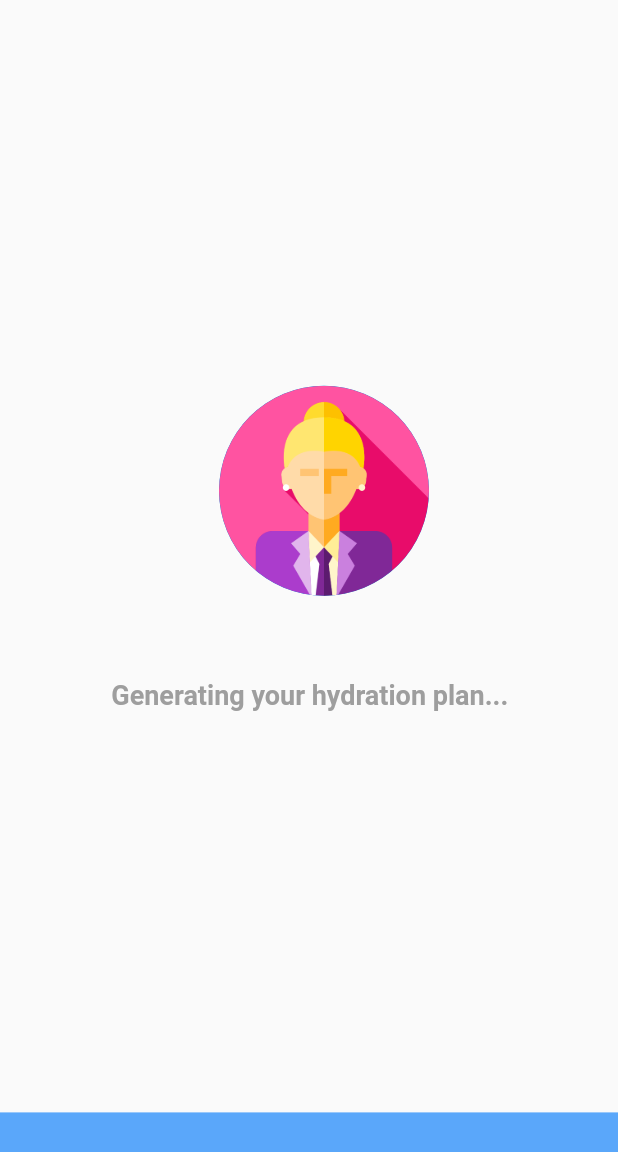
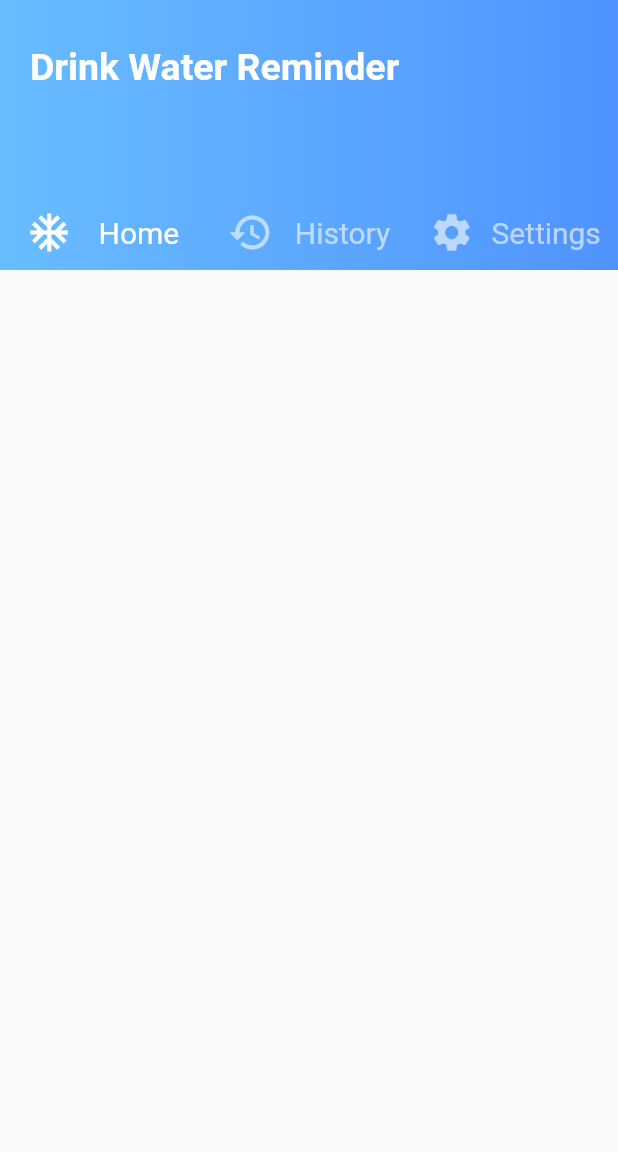
Before and after one commit to saurabhguptarock/Drink-Water-Reminder, a Flutter app: the screen it shows after launch, on a phone screen of 412 x 824 dp. Shown: the top 1152 px of the screen. Run offline on Flutter 3.47's test engine with Material 2 defaults, Android fonts, the phone set to English and light mode, and no system bars; our stand-ins replace numberpicker; missing offline and left inert: dashed_circle.

Commit message:
Made appbar of home page.

```diff
--- a/lib/main.dart
+++ b/lib/main.dart
@@ -1,4 +1,5 @@
 import 'package:drink_water_reminder/pages/generating_profile.dart';
+import 'package:drink_water_reminder/pages/home_page.dart';
 import 'package:flutter/material.dart';
 import 'pages/tutorial_screen.dart';
 
@@ -28,7 +29,7 @@ class _MyHomePageState extends State<MyHomePage> {
   @override
   Widget build(BuildContext context) {
     return Scaffold(
-      body: GeneratingProfile(),
+      body: HomePage(),
     );
   }
 }
--- /dev/null
+++ b/lib/pages/home_page.dart
@@ -0,0 +1,118 @@
+import 'package:flutter/material.dart';
+
+class HomePage extends StatefulWidget {
+  HomePage({Key key}) : super(key: key);
+
+  _HomePageState createState() => _HomePageState();
+}
+
+class _HomePageState extends State<HomePage> {
+  @override
+  Widget build(BuildContext context) {
+    return Container(
+      height: MediaQuery.of(context).size.height,
+      width: MediaQuery.of(context).size.width,
+      child: Column(
+        children: <Widget>[
+          Container(
+            width: MediaQuery.of(context).size.width,
+            height: 180,
+            decoration: BoxDecoration(
+              gradient: LinearGradient(
+                colors: [
+                  Color.fromRGBO(104, 189, 255, 1),
+                  Color.fromRGBO(80, 147, 255, 1),
+                ],
+              ),
+            ),
+            child: Stack(
+              children: <Widget>[
+                Padding(
+                  padding: EdgeInsets.only(
+                      top: MediaQuery.of(context).padding.top + 30,
+                      bottom: 30,
+                      left: 20),
+                  child: Text(
+                    'Drink Water Reminder',
+                    style: TextStyle(
+                        color: Colors.white,
+                        fontSize: 25,
+                        fontWeight: FontWeight.bold),
+                  ),
+                ),
+                Positioned(
+                  bottom: 0,
+                  child: Row(
+                    children: <Widget>[
+                      Container(
+                        height: 50,
+                        width: MediaQuery.of(context).size.width / 3,
+                        child: Row(
+                          mainAxisAlignment: MainAxisAlignment.spaceEvenly,
+                          children: <Widget>[
+                            Icon(
+                              Icons.ac_unit,
+                              color: Colors.white,
+                              size: 30,
+                            ),
+                            Text(
+                              'Home',
+                              style: TextStyle(
+                                fontSize: 20,
+                                color: Colors.white,
+                              ),
+                            )
+                          ],
+                        ),
+                      ),
+                      Container(
+                        height: 50,
+                        width: MediaQuery.of(context).size.width / 3,
+                        child: Row(
+                          mainAxisAlignment: MainAxisAlignment.spaceEvenly,
+                          children: <Widget>[
+                            Icon(
+                              Icons.history,
+                              size: 30,
+                              color: Colors.white60,
+                            ),
+                            Text(
+                              'History',
+                              style: TextStyle(
+                                fontSize: 20,
+                                color: Colors.white60,
+                              ),
+                            )
+                          ],
+                        ),
+                      ),
+                      Container(
+                        height: 50,
+                        width: MediaQuery.of(context).size.width / 3,
+                        child: Row(
+                          mainAxisAlignment: MainAxisAlignment.spaceEvenly,
+                          children: <Widget>[
+                            Icon(
+                              Icons.settings,
+                              size: 30,
+                              color: Colors.white60,
+                            ),
+                            Text(
+                              'Settings',
+                              style: TextStyle(
+                                  fontSize: 20, color: Colors.white60),
+                            )
+                          ],
+                        ),
+                      ),
+                    ],
+                  ),
+                )
+              ],
+            ),
+          ),
+        ],
+      ),
+    );
+  }
+}
```
